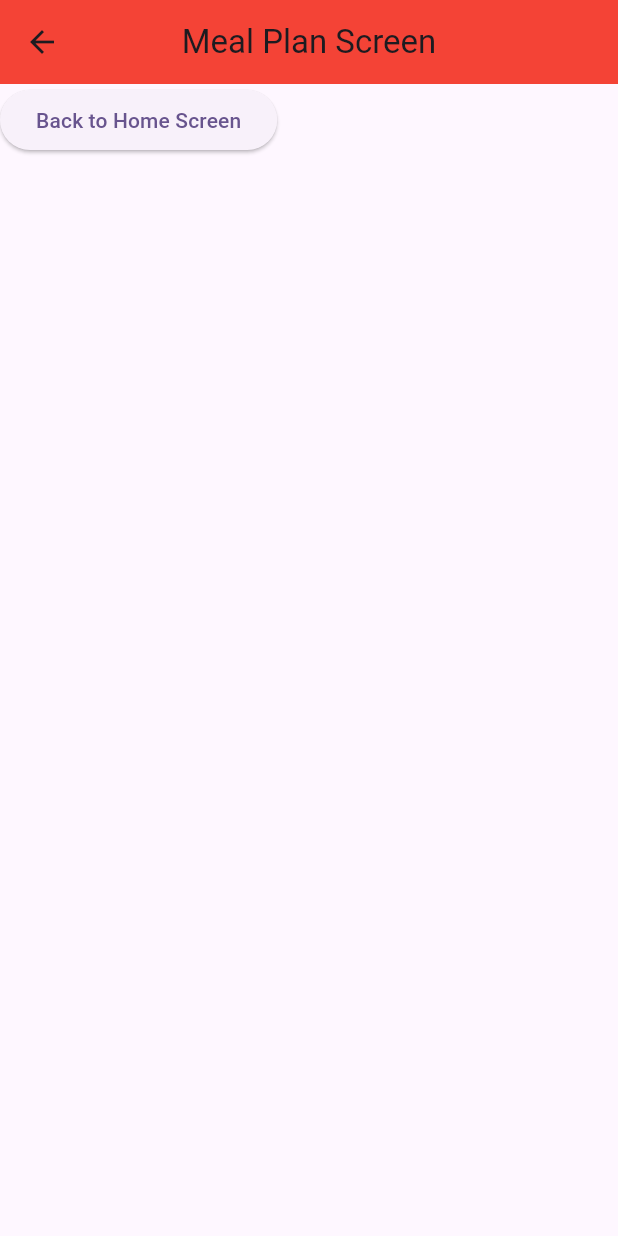
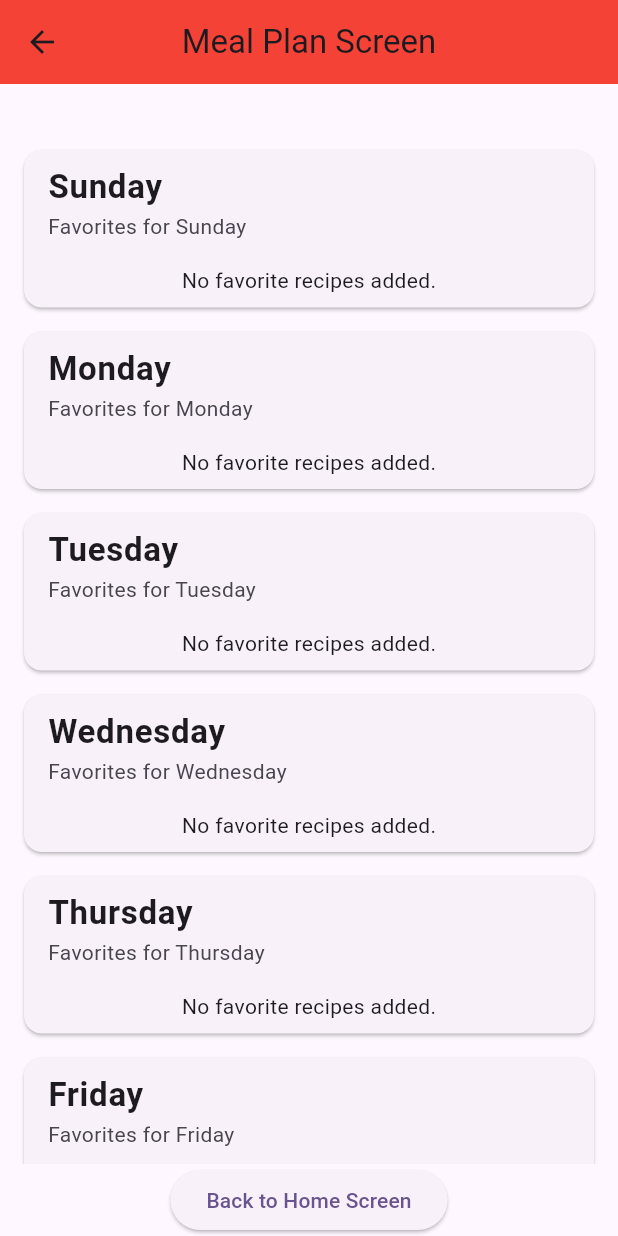
Before and after one commit to DavEspo/recipe_and_meal_planning_app, a Flutter app: the MealPlanScreen screen opened directly, on a phone screen of 412 x 824 dp. Run offline on Flutter 3.47's test engine with Material 3 defaults, Android fonts, the light colour scheme and no system bars; our stand-ins replace sqflite; accounts and stored records are empty.

Commit message:
Edited Meal Plan Screen

```diff
--- a/lib/main.dart
+++ b/lib/main.dart
@@ -428,6 +428,16 @@ class RecipeScreen extends StatelessWidget {
           _buildRecipeTile(context, "Chicken Wings"),
           _buildRecipeTile(context, "Rice"),
           _buildRecipeTile(context, "Spaghetti"),
+          _buildRecipeTile(context, "Chocolate Chip Cookies"),
+          _buildRecipeTile(context, "Broccoli"),
+          _buildRecipeTile(context, "Beef Stew"),
+          _buildRecipeTile(context, "Chicken Noodle Soup"),
+          _buildRecipeTile(context, "Beef Noodle Soup"),
+          _buildRecipeTile(context, "Pork Chops"),
+          _buildRecipeTile(context, "Scrambled Eggs"),
+          _buildRecipeTile(context, "Lasagna"),
+          _buildRecipeTile(context, "Mashed Potatoes"),
+          _buildRecipeTile(context, "Oatmeal"),
         ],
       ),
     );
@@ -464,17 +474,76 @@ class MealPlanScreen extends StatelessWidget {
       ),
       body: Column(
         children: [
+          const SizedBox(height: 20), // Adds some space
+          Expanded(
+            child: ListView(
+              padding: const EdgeInsets.all(16.0),
+              children: _buildDaySections(context), // Pass context here
+            ),
+          ),
           ElevatedButton(
             onPressed: () {
               Navigator.pop(context);
             },
-            child: Text("Back to Home Screen"),
-          )
+            child: const Text("Back to Home Screen"),
+          ),
+        ],
+      ),
+    );
+  }
+
+  // Build a section for each day
+  List<Widget> _buildDaySections(BuildContext context) { // Accept context
+    List<Widget> daySections = [];
+    List<String> favorites = FavoritesManager.favorites; // Get favorites
+
+    const daysOfWeek = ['Sunday', 'Monday', 'Tuesday', 'Wednesday', 'Thursday', 'Friday', 'Saturday'];
+
+    for (String day in daysOfWeek) {
+      daySections.add(_buildDaySection(day, favorites, context)); // Pass context here
+    }
+    return daySections;
+  }
+
+  // Helper method to build each day's section
+  Widget _buildDaySection(String day, List<String> favorites, BuildContext context) { // Accept context
+    return Card(
+      margin: const EdgeInsets.symmetric(vertical: 8.0),
+      child: Column(
+        children: [
+          ListTile(
+            title: Text(day, style: const TextStyle(fontSize: 22, fontWeight: FontWeight.bold)),
+            subtitle: Text('Favorites for $day'),
+          ),
+          Padding(
+            padding: const EdgeInsets.all(8.0),
+            child: Column(
+              children: favorites.isNotEmpty
+                  ? favorites.map((recipe) {
+                      return ListTile(
+                        title: Text(recipe),
+                        trailing: IconButton(
+                          icon: const Icon(Icons.remove),
+                          onPressed: () {
+                            FavoritesManager.removeFavorite(recipe);
+                            ScaffoldMessenger.of(context).showSnackBar(
+                              SnackBar(content: Text('$recipe removed from favorites!')),
+                            );
+                          },
+                        ),
+                      );
+                    }).toList()
+                  : [const Text('No favorite recipes added.')], // Properly format the else case
+            ),
+          ),
         ],
       ),
     );
   }
 }
+
+
+
 
 class FavoriteScreen extends StatelessWidget {
   const FavoriteScreen({super.key});
```
